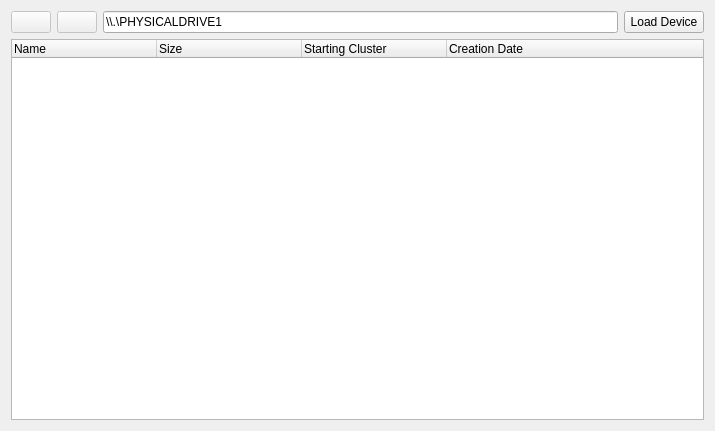
Before: the Qt Designer form Velocity/deviceviewer.ui in hetelek/Velocity, drawn with Qt 5.
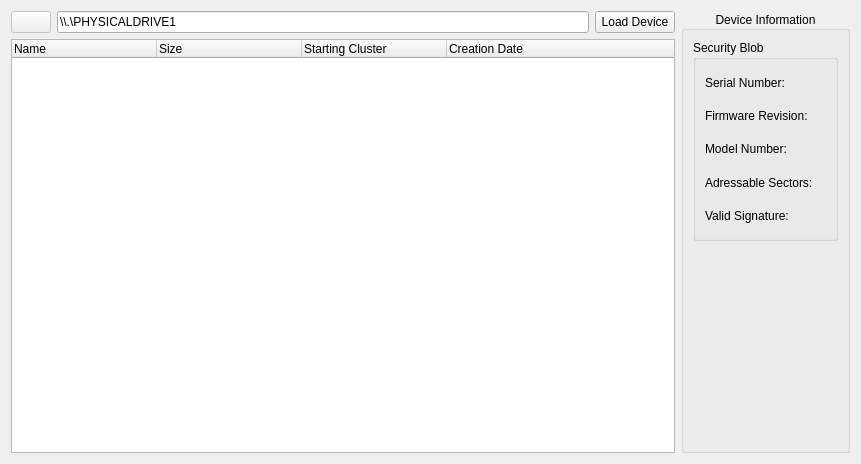
After: the same form once the commit is applied. Icons and pictures are not drawn.

```diff
--- a/Velocity/deviceviewer.ui
+++ b/Velocity/deviceviewer.ui
@@ -6,13 +6,23 @@
    <rect>
     <x>0</x>
     <y>0</y>
-    <width>715</width>
-    <height>431</height>
+    <width>861</width>
+    <height>464</height>
    </rect>
   </property>
+  <property name="minimumSize">
+   <size>
+    <width>861</width>
+    <height>464</height>
+   </size>
+  </property>
   <property name="windowTitle">
    <string>Device Viewer</string>
   </property>
+  <layout class="QVBoxLayout" name="verticalLayout_2">
+   <item>
+    <layout class="QHBoxLayout" name="horizontalLayout_2" stretch="9,0">
+     <item>
   <layout class="QVBoxLayout" name="verticalLayout">
    <item>
     <layout class="QHBoxLayout" name="horizontalLayout">
@@ -30,20 +40,6 @@
        </property>
       </widget>
      </item>
-     <item>
-      <widget class="QPushButton" name="btnForward">
-       <property name="enabled">
-        <bool>false</bool>
-       </property>
-       <property name="text">
-        <string/>
-       </property>
-       <property name="icon">
-        <iconset resource="Resources.qrc">
-         <normaloff>:/Images/forward.png</normaloff>:/Images/forward.png</iconset>
-       </property>
-      </widget>
-     </item>
      <item>
       <widget class="QLineEdit" name="lineEdit">
        <property name="text">
@@ -104,6 +100,125 @@
       </property>
      </column>
     </widget>
+       </item>
+      </layout>
+     </item>
+     <item>
+      <widget class="QGroupBox" name="groupBox">
+       <property name="title">
+        <string>Device Information</string>
+       </property>
+       <property name="alignment">
+        <set>Qt::AlignCenter</set>
+       </property>
+       <property name="checkable">
+        <bool>false</bool>
+       </property>
+       <layout class="QVBoxLayout" name="verticalLayout_4" stretch="1,1">
+        <item>
+         <widget class="QGroupBox" name="groupBox_2">
+          <property name="title">
+           <string>Security Blob</string>
+          </property>
+          <layout class="QHBoxLayout" name="horizontalLayout_3" stretch="1,9">
+           <item>
+            <layout class="QVBoxLayout" name="verticalLayout_5">
+             <item>
+              <widget class="QLabel" name="label">
+               <property name="text">
+                <string>Serial Number:</string>
+               </property>
+              </widget>
+             </item>
+             <item>
+              <widget class="QLabel" name="label_2">
+               <property name="text">
+                <string>Firmware Revision:</string>
+               </property>
+              </widget>
+             </item>
+             <item>
+              <widget class="QLabel" name="label_3">
+               <property name="text">
+                <string>Model Number:</string>
+               </property>
+              </widget>
+             </item>
+             <item>
+              <widget class="QLabel" name="label_4">
+               <property name="text">
+                <string>Adressable Sectors:</string>
+               </property>
+              </widget>
+             </item>
+             <item>
+              <widget class="QLabel" name="label_5">
+               <property name="text">
+                <string>Valid Signature:</string>
+               </property>
+              </widget>
+             </item>
+            </layout>
+           </item>
+           <item>
+            <layout class="QVBoxLayout" name="verticalLayout_3">
+             <item>
+              <widget class="QLabel" name="lblSerialNumber">
+               <property name="text">
+                <string/>
+               </property>
+              </widget>
+             </item>
+             <item>
+              <widget class="QLabel" name="lblFirmwareRevision">
+               <property name="text">
+                <string/>
+               </property>
+              </widget>
+             </item>
+             <item>
+              <widget class="QLabel" name="lblModelNumber">
+               <property name="text">
+                <string/>
+               </property>
+              </widget>
+             </item>
+             <item>
+              <widget class="QLabel" name="lblSectors">
+               <property name="text">
+                <string/>
+               </property>
+              </widget>
+             </item>
+             <item>
+              <widget class="QLabel" name="lblValidSignature">
+               <property name="text">
+                <string/>
+               </property>
+              </widget>
+             </item>
+            </layout>
+           </item>
+          </layout>
+         </widget>
+        </item>
+        <item>
+         <spacer name="verticalSpacer">
+          <property name="orientation">
+           <enum>Qt::Vertical</enum>
+          </property>
+          <property name="sizeHint" stdset="0">
+           <size>
+            <width>20</width>
+            <height>199</height>
+           </size>
+          </property>
+         </spacer>
+        </item>
+       </layout>
+      </widget>
+     </item>
+    </layout>
    </item>
   </layout>
  </widget>
```
Lines whose indentation alone changed are shown as unchanged.
